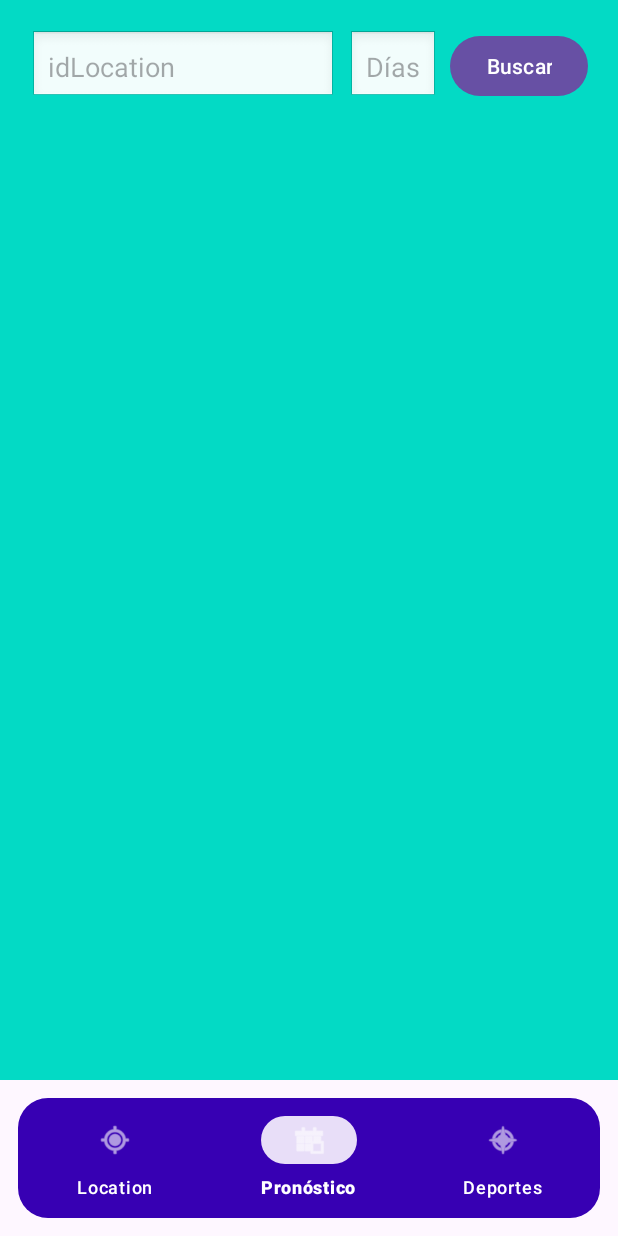
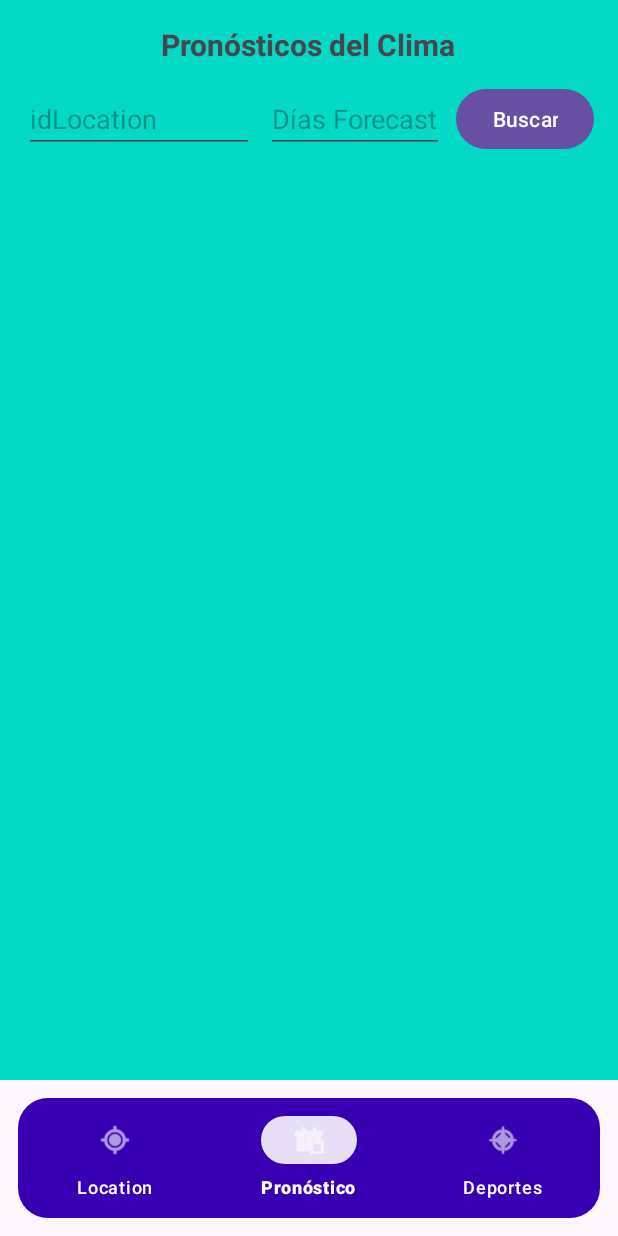
Before and after one commit to JJVA07/IOT_LAB4_20203266, an Android app: the ForecastFragment screen opened through its navigation route, on a phone screen of 412 x 824 dp. Run offline under Robolectric (Android 15) with nearby library versions, the phone set to English and light mode, and no system bars; our stand-ins replace navigation-ui.

Commit message:
todo okay

```diff
--- a/app/src/main/res/layout/fragment_forecast.xml
+++ b/app/src/main/res/layout/fragment_forecast.xml
@@ -2,44 +2,49 @@
     android:layout_width="match_parent"
     android:layout_height="match_parent"
     android:orientation="vertical"
-    android:padding="20dp"
+    android:padding="16dp"
     android:background="@color/teal_200">
 
-    <!-- Barra de búsqueda -->
+    <!-- Título -->
+    <TextView
+        android:id="@+id/tvTitleForecast"
+        android:layout_width="wrap_content"
+        android:layout_height="wrap_content"
+        android:text="Pronósticos del Clima"
+        android:textSize="20sp"
+        android:textStyle="bold"
+        android:layout_gravity="center"
+        android:layout_marginBottom="12dp" />
+
     <LinearLayout
         android:layout_width="match_parent"
         android:layout_height="wrap_content"
         android:orientation="horizontal"
-        android:gravity="center_vertical"
-        android:layout_marginBottom="16dp">
+        android:gravity="center"
+        android:layout_marginBottom="12dp">
 
         <EditText
             android:id="@+id/etIdLocation"
             android:layout_width="0dp"
             android:layout_height="wrap_content"
             android:layout_weight="1"
-            android:hint="idLocation"
-            android:padding="12dp"
-            android:background="@android:drawable/edit_text"
-            android:layout_marginEnd="8dp"/>
+            android:hint="idLocation"/>
 
         <EditText
             android:id="@+id/etDays"
             android:layout_width="wrap_content"
             android:layout_height="wrap_content"
-            android:hint="Días"
-            android:padding="12dp"
-            android:background="@android:drawable/edit_text"
-            android:layout_marginEnd="8dp"/>
+            android:layout_marginStart="8dp"
+            android:hint="Días Forecast"/>
 
         <Button
             android:id="@+id/btnBuscarForecast"
             android:layout_width="wrap_content"
             android:layout_height="wrap_content"
+            android:layout_marginStart="8dp"
             android:text="Buscar"/>
     </LinearLayout>
 
-    <!-- Lista -->
     <androidx.recyclerview.widget.RecyclerView
         android:id="@+id/rvForecast"
         android:layout_width="match_parent"
```
Also changed, not shown: app/src/main/res/layout/fragment_location.xml (+17 -10 lines), app/src/main/res/layout/fragment_sports.xml (+16 -10 lines).
